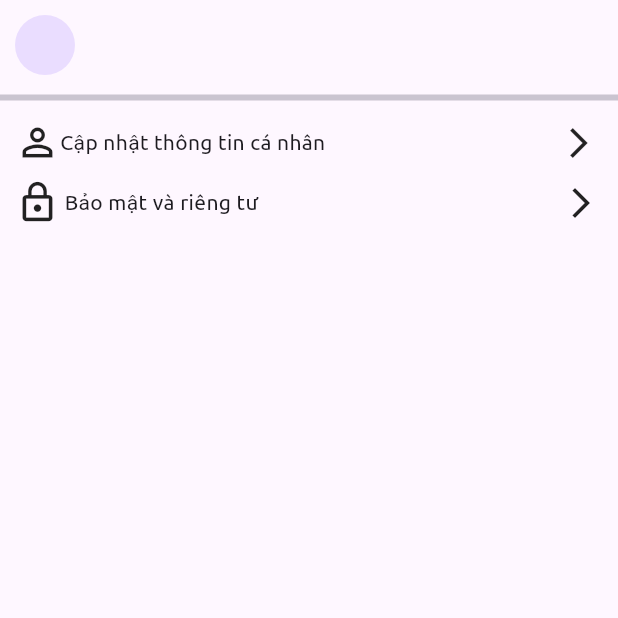
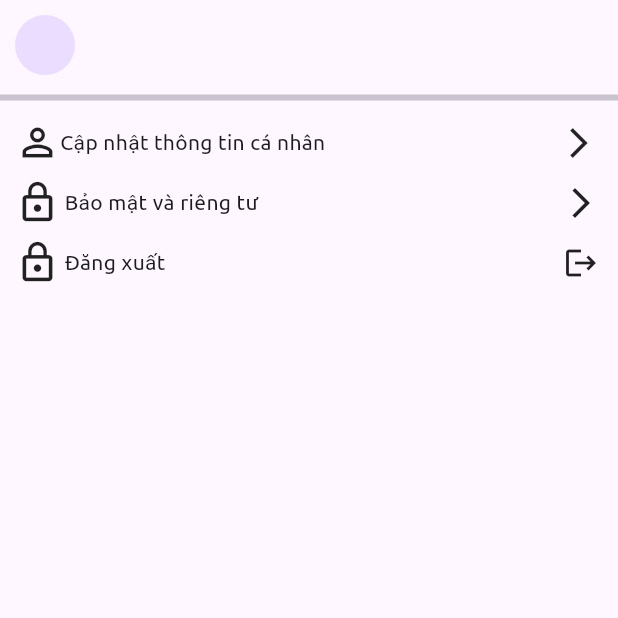
Before and after one commit to longnguyen-cyber/cnm-mobile, a Flutter app: the Person screen opened directly, on a phone screen of 412 x 824 dp, the top half of it. Run offline on Flutter 3.47's test engine with Material 3 defaults, Android fonts, the phone set to English and light mode, and no system bars; our stand-ins replace audioplayers, dio, equatable, file_picker, flutter_bloc, flutter_dotenv and 15 more; missing offline and left inert: appinio_video_player, flutter_downloader, flutter_sound, record, widget_zoom; accounts and stored records are empty; network calls fail.

Commit message:
fix: final

```diff
--- a/lib/components/user_item.dart
+++ b/lib/components/user_item.dart
@@ -1,5 +1,4 @@
 import 'package:flutter/material.dart';
-import 'package:flutter/widgets.dart';
 import 'package:go_router/go_router.dart';
 import 'package:zalo_app/config/routes/app_route_constants.dart';
 import 'package:zalo_app/model/user.model.dart';
--- a/lib/config/socket/socket.dart
+++ b/lib/config/socket/socket.dart
@@ -1,4 +1,5 @@
 import 'package:flutter_dotenv/flutter_dotenv.dart';
+// ignore: library_prefixes
 import 'package:socket_io_client/socket_io_client.dart' as IO;
 
 class SocketConfig {
--- a/lib/screens/chat/components/chat_item.dart
+++ b/lib/screens/chat/components/chat_item.dart
@@ -123,9 +123,6 @@ class _ChatItemState extends State<ChatItem> {
                             : map["lastedThread"]["messages"]["message"]
                                 .toString())
                         : "New message"),
-                    style: map["lastedThread"] != null
-                        ? unReadMessageStyle
-                        : readMessageStyle,
                   )
                 ],
               ),
@@ -140,9 +137,6 @@ class _ChatItemState extends State<ChatItem> {
                     map["timeThread"],
                   ),
                 ),
-                style: map["lastedThread"] != null
-                    ? unReadMessageStyle.merge(const TextStyle(fontSize: 12))
-                    : readMessageStyle.merge(const TextStyle(fontSize: 12)),
               ),
             )
           ],
--- a/lib/screens/chat/components/local_notifications.dart
+++ b/lib/screens/chat/components/local_notifications.dart
@@ -11,6 +11,8 @@ class LocalNotifications {
   static void onNotificationTap(NotificationResponse notificationResponse) {
     int id = notificationResponse.payload.hashCode;
     messagesMap.remove(id);
+    print('onNotificationTap: ${notificationResponse.payload}');
+    print(messagesMap);
 
     onClickNotification.add(notificationResponse.payload!);
   }
@@ -57,6 +59,9 @@ class LocalNotifications {
       messagesMap[id] = [];
     }
     messagesMap[id]!.add(body);
+    print(messagesMap);
+    print('showSimpleNotification: $payload');
+    print('showSimpleNotification: $body');
 
     // Create the notification with all messages for this ID
     AndroidNotificationDetails androidNotificationDetails =
--- a/lib/screens/friend/create_channel_screen.dart
+++ b/lib/screens/friend/create_channel_screen.dart
@@ -1,4 +1,3 @@
-import 'package:flutter/gestures.dart';
 import 'package:flutter/material.dart';
 import 'package:go_router/go_router.dart';
 import 'package:intl/intl.dart';
@@ -97,8 +96,6 @@ class _CreateChannelScreenState extends State<CreateChannelScreen>
     SocketConfig.emit(SocketMessage.createChannel, obj);
   }
 
-  late final TabController _tabController =
-      TabController(length: 2, vsync: this);
   late String name = "";
   @override
   Widget build(BuildContext context) {
--- a/lib/screens/friend/friend_tab_screen.dart
+++ b/lib/screens/friend/friend_tab_screen.dart
@@ -1,6 +1,4 @@
-import 'package:dio/dio.dart';
 import 'package:flutter/material.dart';
-import 'package:flutter_dotenv/flutter_dotenv.dart';
 import 'package:shared_preferences/shared_preferences.dart';
 import 'package:zalo_app/config/socket/socket.dart';
 import 'package:zalo_app/config/socket/socket_event.dart';
--- a/lib/screens/personal/edit_setting.dart
+++ b/lib/screens/personal/edit_setting.dart
@@ -94,6 +94,7 @@ class _EditSettingState extends State<EditSetting> {
       user.setting!.blockGuest = blockGuest;
       prefs.setString(token, user.toJson());
     }
+    print(prefs.getString(token));
   }
 
   @override
--- a/lib/screens/personal/personal.dart
+++ b/lib/screens/personal/personal.dart
@@ -211,6 +211,39 @@ class _PersonState extends State<Person> {
                       ],
                     ),
                   ),
+                ),
+                const SizedBox(
+                  height: 10,
+                ),
+                InkWell(
+                  onTap: () {
+                    logout();
+                  },
+                  child: Padding(
+                    padding: const EdgeInsets.symmetric(horizontal: 10),
+                    child: Row(
+                      mainAxisAlignment: MainAxisAlignment.spaceAround,
+                      children: [
+                        const Icon(
+                          Icons.lock_outline,
+                          size: 30,
+                        ),
+                        const SizedBox(
+                          width: 3,
+                        ),
+                        SizedBox(
+                          width: size.width * 0.8,
+                          child: const Text(
+                            "Đăng xuất",
+                            style: TextStyle(
+                              fontSize: 14,
+                            ),
+                          ),
+                        ),
+                        const Expanded(child: Icon(Icons.logout)),
+                      ],
+                    ),
+                  ),
                 )
               ],
             ),
```
Also changed, not shown: lib/config/routes/app_route_config.dart (+14 -8 lines), lib/main.dart (+8 -7 lines), lib/screens/chat/components/message_bubble.dart (+34 -31 lines), lib/screens/chat/detail_chat_screen.dart (+9 -8 lines), lib/screens/home/main_screen.dart (+39 -14 lines), lib/screens/personal/edit_presonal.dart (+7 -1 lines), 2 other files.
